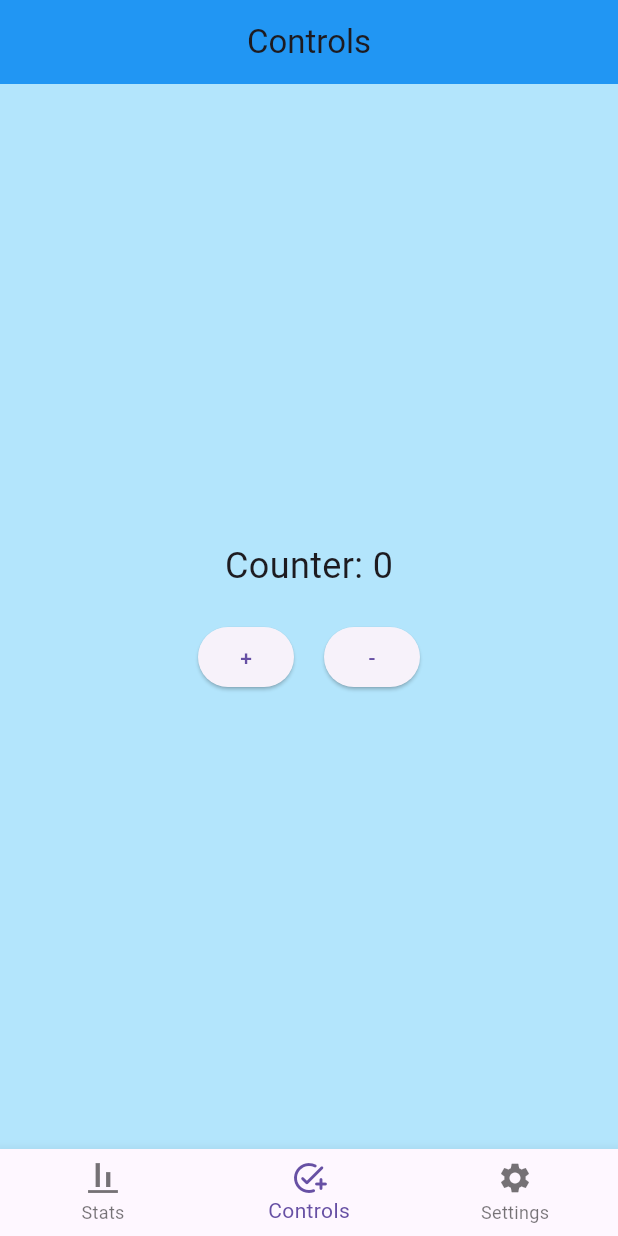
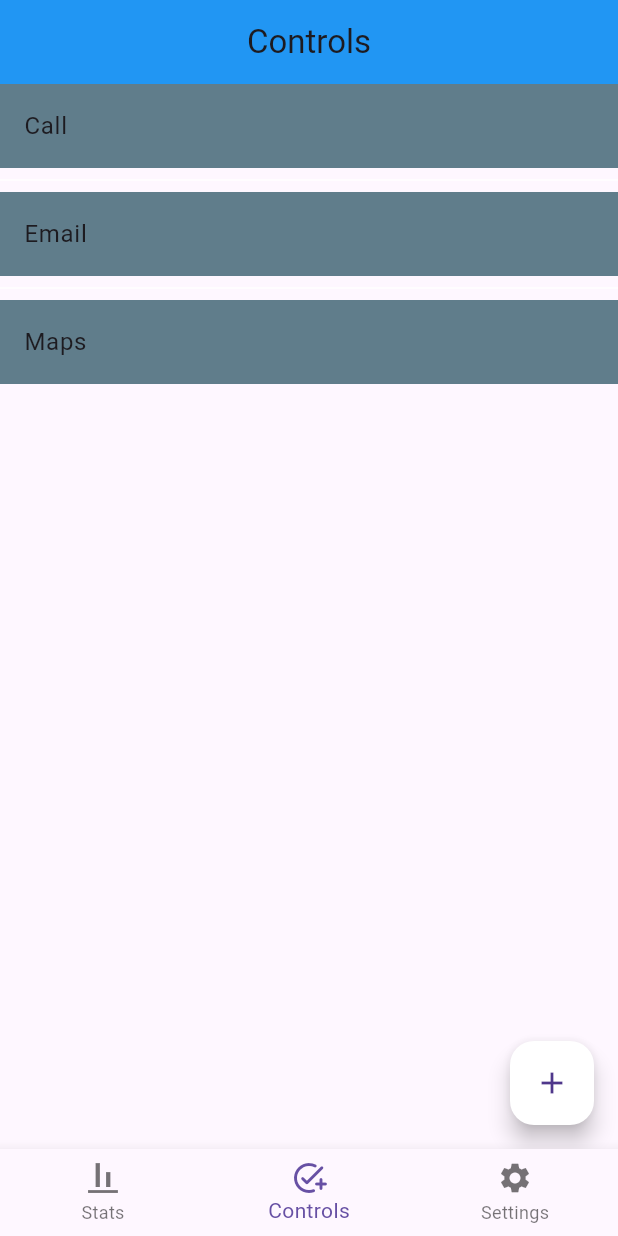
Before and after one commit to psethy2005/TimeGuard, a Flutter app: the screen it shows after launch, item 2 of the bottom bar chosen, on a phone screen of 412 x 824 dp. Run offline on Flutter 3.47's test engine with Material 3 defaults, Android fonts, the phone set to English and light mode, and no system bars.

Commit message:
Added list for Apps in TimeControl

```diff
--- a/lib/time_control.dart
+++ b/lib/time_control.dart
@@ -8,18 +8,58 @@ class TimeControl extends StatefulWidget {
 }
 
 class _TimeControlState extends State<TimeControl> {
-  int _counter = 0;
 
-  void _incrementCounter() {
+  ListDisplay listDisplay = ListDisplay();
+
+  void _AddNewApp() {
+    //Show dialog to enter app details
+    showDialog(
+      context: context,
+      builder: (context) {
+        TextEditingController titleController = TextEditingController();
+        TextEditingController subtitleController = TextEditingController();
+
+        return AlertDialog(
+          title: const Text('Add New App'),
+          content: Column(
+            mainAxisSize: MainAxisSize.min,
+            children: [
+              TextField(
+                controller: titleController,
+                decoration: const InputDecoration(labelText: 'title'),
+              ),
+              TextField(
+                controller: subtitleController,
+                decoration: const InputDecoration(labelText: "Subtitle"),
+              )
+            ],
+          ),
+          actions: [
+            TextButton(
+              onPressed: () {
+                Navigator.pop(context); //Close dialog
+              },
+              child: const Text('Cancel')
+            ),
+            TextButton(onPressed: () {
+              if (titleController.text.isNotEmpty &&
+                    subtitleController.text.isNotEmpty) {
                   setState(() {
-      _counter++;
+                    listDisplay.addItem(
+                      ListItem(
+                        icon: Icons.star, // Default icon
+                        title: titleController.text,
+                        subtitle: subtitleController.text,
+                      ),
+                    );
                   });
+                  Navigator.pop(context); // Close dialog
                 }
-
-  void _decrementCounter() {
-    setState(() {
-      _counter--;
-    });
+            }, child: const Text('Add'))
+          ],
+        );
+      }
+    );
   }
 
   @override
@@ -32,35 +72,83 @@ class _TimeControlState extends State<TimeControl> {
           centerTitle: true,
           backgroundColor: Colors.blue,
         ),
-        body: Container(
-          margin: const EdgeInsets.all(50),
+        floatingActionButton: FloatingActionButton(
+          onPressed: _AddNewApp, //Add new app when pressed
+          child: const Icon(Icons.add),
+          backgroundColor: Colors.white,
+        ),
+        body: ListView.separated(
+          itemCount: listDisplay.items.length,
+          itemBuilder: (BuildContext context, int index){
+            return ListTile(
+                  title: Text(listDisplay.items[index].title),
+                  tileColor: Colors.blueGrey,
+                  onTap: () {
+                    //Navigate to an different page for each app
+                    Navigator.push(
+                      context,
+                      MaterialPageRoute(
+                        builder: (context) => DetailPage(item: listDisplay.items[index]),
+                      )
+                    );
+                  },
+                );
+          },
+          separatorBuilder: (BuildContext context, int index) => const Divider(
+            color: Colors.white
+          ),
+        )
+      )
+    );
+  }
+}
+
+class DetailPage extends StatelessWidget {
+  final ListItem item;
+
+  const DetailPage({super.key, required this.item});
+
+  @override
+  Widget build(BuildContext context) {
+    return Scaffold(
+      appBar: AppBar(
+        title: Text(item.title),
+        backgroundColor: Colors.blue,
+      ),
+      body: Center(
         child: Column(
           mainAxisAlignment: MainAxisAlignment.center,
           children: [
-              Text(
-                'Counter: $_counter',
-                style: const TextStyle(fontSize: 24),
-              ),
+            Icon(item.icon, size: 100, color: Colors.blue),
             const SizedBox(height: 20),
-              Row(
-                mainAxisAlignment: MainAxisAlignment.center,
-                children: [
-                  ElevatedButton(
-                    onPressed: _incrementCounter,
-                    child: const Text('+'),
-                  ),
-                  const SizedBox(width: 20),
-                  ElevatedButton(
-                    onPressed: _decrementCounter,
-                    child: const Text('-'),
-                  ),
+            Text(item.title, style: const TextStyle(fontSize: 24, fontWeight: FontWeight.bold)),
+            const SizedBox(height: 10),
+            Text(item.subtitle, style: const TextStyle(fontSize: 18, color: Colors.grey)),
           ],
         ),
-            ],
-          ),
-        ),
-        backgroundColor: Colors.lightBlue[100],
       ),
     );
   }
 }
+
+class ListItem {
+  final IconData icon;
+  final String title;
+  final String subtitle;
+
+  ListItem({required this.icon, required this.title, required this.subtitle});
+}
+
+class ListDisplay extends ChangeNotifier {
+  final List<ListItem> _items = [
+    ListItem(icon: Icons.phone, title: "Call", subtitle: "Make a phone call"),
+    ListItem(icon: Icons.email, title: "Email", subtitle: "Send an email"),
+    ListItem(icon: Icons.map, title: "Maps", subtitle: "Open maps"),
+  ];
+
+  List<ListItem> get items => _items;
+
+  void addItem(ListItem newItem) {
+    _items.add(newItem);
+  }
+}
```
Lines whose indentation alone changed are shown as unchanged.
